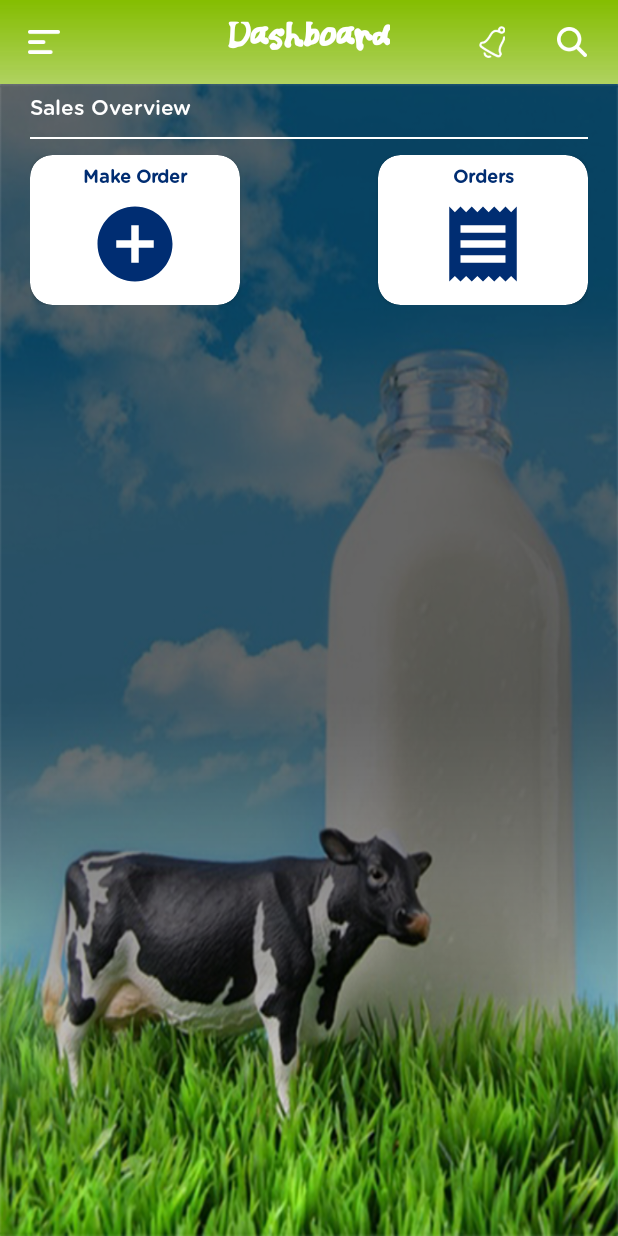
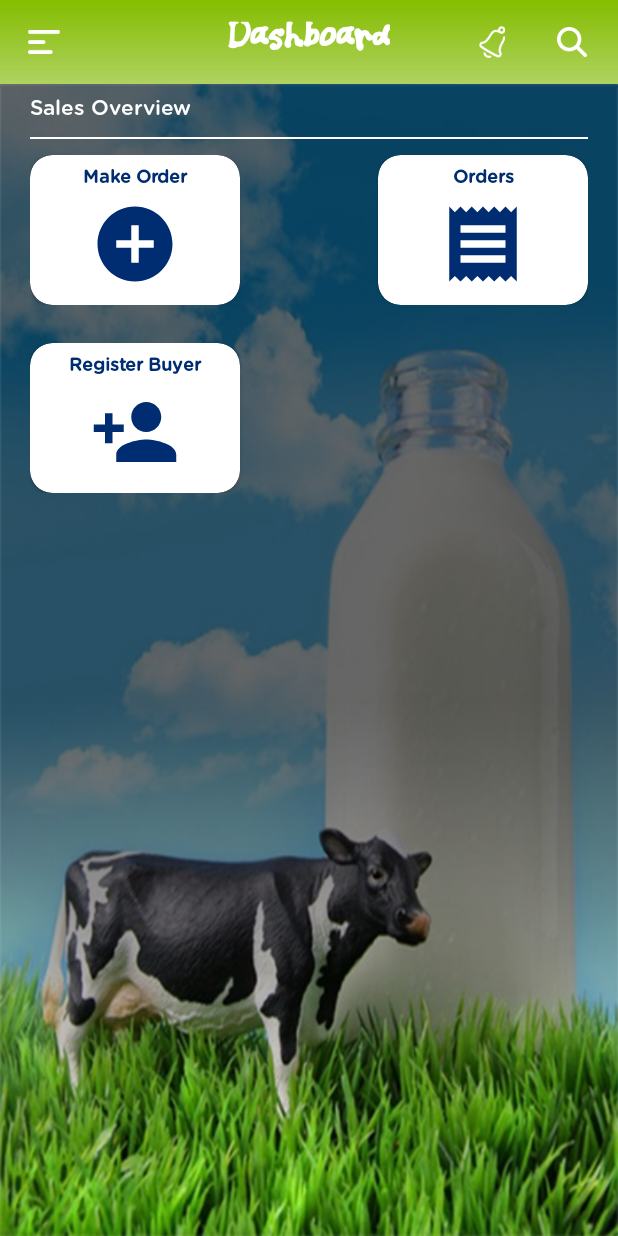
Before and after one commit to felix-mutuku/Work04, an Android app: the DashboardFragment screen opened directly, with no data from a screen before it, on a phone screen of 412 x 824 dp. Run offline under Robolectric (Android 15) with nearby library versions, the phone set to English and light mode, and no system bars.

Commit message:
Added Register buyer icon and card

```diff
--- /dev/null
+++ b/app/src/main/res/drawable/ic_person_add_black_24dp.xml
@@ -0,0 +1,9 @@
+<vector xmlns:android="http://schemas.android.com/apk/res/android"
+        android:width="60dp"
+        android:height="60dp"
+        android:viewportWidth="24.0"
+        android:viewportHeight="24.0">
+    <path
+        android:fillColor="#002D72"
+        android:pathData="M15,12c2.21,0 4,-1.79 4,-4s-1.79,-4 -4,-4 -4,1.79 -4,4 1.79,4 4,4zM6,10L6,7L4,7v3L1,10v2h3v3h2v-3h3v-2L6,10zM15,14c-2.67,0 -8,1.34 -8,4v2h16v-2c0,-2.66 -5.33,-4 -8,-4z"/>
+</vector>
--- a/app/src/main/res/layout/fragment_dashboard.xml
+++ b/app/src/main/res/layout/fragment_dashboard.xml
@@ -302,6 +302,114 @@
                 </android.support.v7.widget.CardView>
             </RelativeLayout>
 
+            <RelativeLayout
+                android:layout_width="match_parent"
+                android:layout_height="wrap_content"
+                android:layout_marginLeft="20dp"
+                android:layout_marginTop="20dp"
+                android:layout_marginRight="20dp"
+                android:layout_marginBottom="5dp">
+
+                <android.support.v7.widget.CardView
+                    android:id="@+id/register_buyer"
+                    android:layout_width="140dp"
+                    android:layout_height="100dp"
+                    android:layout_alignParentStart="true"
+                    android:layout_alignParentLeft="true"
+                    android:layout_centerInParent="true"
+                    app:cardBackgroundColor="@color/colorWhite"
+                    app:cardCornerRadius="15dp">
+
+                    <LinearLayout
+                        android:layout_width="match_parent"
+                        android:layout_height="match_parent"
+                        android:orientation="vertical">
+
+                        <TextView
+                            android:layout_width="match_parent"
+                            android:layout_height="wrap_content"
+                            android:layout_gravity="center"
+                            android:layout_margin="5dp"
+                            android:gravity="center"
+                            android:lines="1"
+                            android:text="@string/buyer_register"
+                            android:textColor="@color/colorDarkerBlue"
+                            android:textSize="12sp"
+                            android:textStyle="bold"
+                            app:fontFamily="@font/gotham_rounded" />
+
+                        <ImageView
+                            android:layout_width="match_parent"
+                            android:layout_height="wrap_content"
+                            android:layout_gravity="center"
+                            android:layout_margin="2dp"
+                            app:srcCompat="@drawable/ic_person_add_black_24dp"/>
+
+                        <!--<TextView
+                            android:id="@+id/total_farmers"
+                            android:layout_width="match_parent"
+                            android:layout_height="wrap_content"
+                            android:layout_gravity="center"
+                            android:layout_margin="2dp"
+                            android:gravity="center"
+                            android:text="50"
+                            android:textColor="@color/colorAccent"
+                            android:textSize="55sp"
+                            app:fontFamily="@font/crash_numbering_serif" />-->
+                    </LinearLayout>
+
+                </android.support.v7.widget.CardView>
+
+                <!--<android.support.v7.widget.CardView
+                    android:id="@+id/orders_card"
+                    android:layout_width="140dp"
+                    android:layout_height="100dp"
+                    android:layout_alignParentEnd="true"
+                    android:layout_alignParentRight="true"
+                    android:layout_centerInParent="true"
+                    app:cardBackgroundColor="@color/colorWhite"
+                    app:cardCornerRadius="15dp">
+
+                    <LinearLayout
+                        android:layout_width="match_parent"
+                        android:layout_height="match_parent"
+                        android:orientation="vertical">
+
+                        <TextView
+                            android:layout_width="match_parent"
+                            android:layout_height="wrap_content"
+                            android:layout_gravity="center"
+                            android:layout_margin="5dp"
+                            android:gravity="center"
+                            android:lines="1"
+                            android:text="@string/orders"
+                            android:textColor="@color/colorDarkerBlue"
+                            android:textSize="12sp"
+                            android:textStyle="bold"
+                            app:fontFamily="@font/gotham_rounded" />
+
+                        <ImageView
+                            android:layout_width="match_parent"
+                            android:layout_height="wrap_content"
+                            android:layout_gravity="center"
+                            android:layout_margin="2dp"
+                            app:srcCompat="@drawable/ic_receipt_black_24dp"/>
+
+                        <TextView
+                            android:id="@+id/new_farmers"
+                            android:layout_width="match_parent"
+                            android:layout_height="wrap_content"
+                            android:layout_gravity="center"
+                            android:layout_margin="2dp"
+                            android:gravity="center"
+                            android:text="20"
+                            android:textColor="@color/colorAccent"
+                            android:textSize="55sp"
+                            app:fontFamily="@font/crash_numbering_serif" />
+                    </LinearLayout>
+                </android.support.v7.widget.CardView>-->
+            </RelativeLayout>
+
             <!--<TextView
                 android:layout_width="match_parent"
                 android:layout_height="wrap_content"
--- a/app/src/main/res/values/strings.xml
+++ b/app/src/main/res/values/strings.xml
@@ -109,4 +109,5 @@
     <string name="delivery_date">Delivery Date</string>
     <string name="ordered_via">Ordered Via</string>
     <string name="place_order">Place Order</string>
+    <string name="buyer_register">Register Buyer</string>
 </resources>
```
